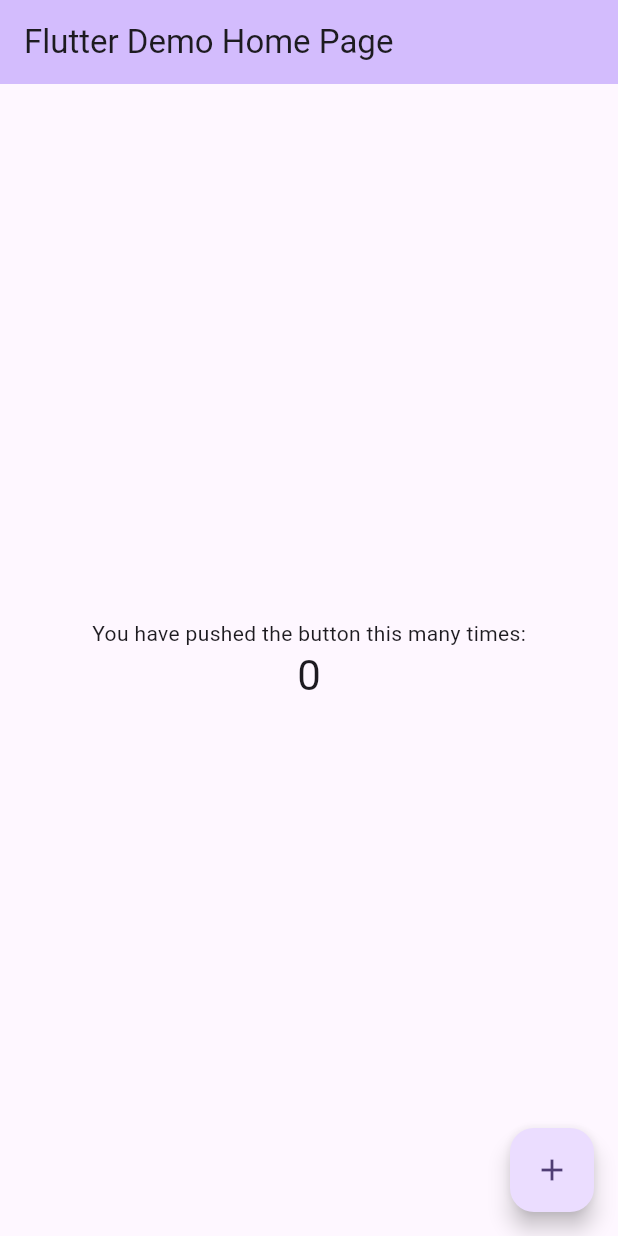
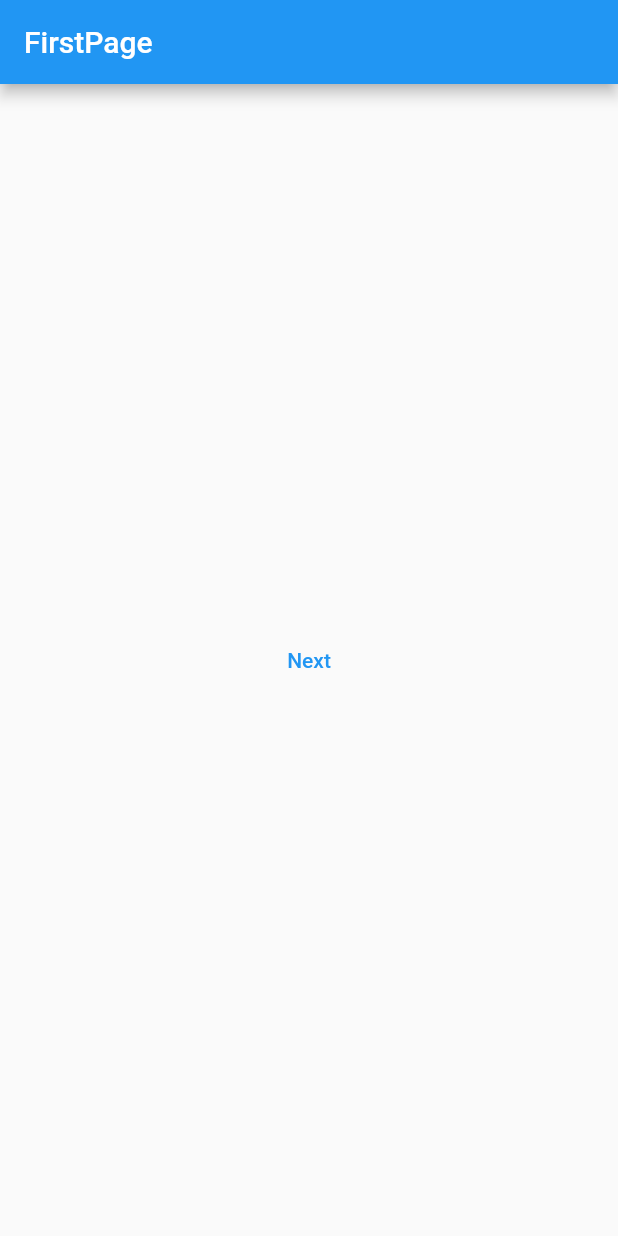
Before and after one commit to nayaksomkar/PearlEnergy, a Flutter app: the screen it shows after launch, on a phone screen of 412 x 824 dp. Run offline on Flutter 3.47's test engine with Material 2 defaults, Android fonts, the phone set to English and light mode, and no system bars.

Commit message:
home_page suppourt added

```diff
--- a/lib/main.dart
+++ b/lib/main.dart
@@ -1,125 +1,23 @@
 import 'package:flutter/material.dart';
+import '../pages/home_page.dart';
+
 
 void main() {
   runApp(const MyApp());
 }
 
 class MyApp extends StatelessWidget {
-  const MyApp({super.key});
+  const MyApp({Key? key}) : super(key: key);
 
   // This widget is the root of your application.
   @override
   Widget build(BuildContext context) {
     return MaterialApp(
-      title: 'Flutter Demo',
+      title: 'Naviation Demo',
       theme: ThemeData(
-        // This is the theme of your application.
-        //
-        // TRY THIS: Try running your application with "flutter run". You'll see
-        // the application has a blue toolbar. Then, without quitting the app,
-        // try changing the seedColor in the colorScheme below to Colors.green
-        // and then invoke "hot reload" (save your changes or press the "hot
-        // reload" button in a Flutter-supported IDE, or press "r" if you used
-        // the command line to start the app).
-        //
-        // Notice that the counter didn't reset back to zero; the application
-        // state is not lost during the reload. To reset the state, use hot
-        // restart instead.
-        //
-        // This works for code too, not just values: Most code changes can be
-        // tested with just a hot reload.
-        colorScheme: ColorScheme.fromSeed(seedColor: Colors.deepPurple),
-        useMaterial3: true,
+        primarySwatch: Colors.blue,
       ),
-      home: const MyHomePage(title: 'Flutter Demo Home Page'),
+      home: const FirstPage(title: 'FirstPage'),
     );
   }
 }
-
-class MyHomePage extends StatefulWidget {
-  const MyHomePage({super.key, required this.title});
-
-  // This widget is the home page of your application. It is stateful, meaning
-  // that it has a State object (defined below) that contains fields that affect
-  // how it looks.
-
-  // This class is the configuration for the state. It holds the values (in this
-  // case the title) provided by the parent (in this case the App widget) and
-  // used by the build method of the State. Fields in a Widget subclass are
-  // always marked "final".
-
-  final String title;
-
-  @override
-  State<MyHomePage> createState() => _MyHomePageState();
-}
-
-class _MyHomePageState extends State<MyHomePage> {
-  int _counter = 0;
-
-  void _incrementCounter() {
-    setState(() {
-      // This call to setState tells the Flutter framework that something has
-      // changed in this State, which causes it to rerun the build method below
-      // so that the display can reflect the updated values. If we changed
-      // _counter without calling setState(), then the build method would not be
-      // called again, and so nothing would appear to happen.
-      _counter++;
-    });
-  }
-
-  @override
-  Widget build(BuildContext context) {
-    // This method is rerun every time setState is called, for instance as done
-    // by the _incrementCounter method above.
-    //
-    // The Flutter framework has been optimized to make rerunning build methods
-    // fast, so that you can just rebuild anything that needs updating rather
-    // than having to individually change instances of widgets.
-    return Scaffold(
-      appBar: AppBar(
-        // TRY THIS: Try changing the color here to a specific color (to
-        // Colors.amber, perhaps?) and trigger a hot reload to see the AppBar
-        // change color while the other colors stay the same.
-        backgroundColor: Theme.of(context).colorScheme.inversePrimary,
-        // Here we take the value from the MyHomePage object that was created by
-        // the App.build method, and use it to set our appbar title.
-        title: Text(widget.title),
-      ),
-      body: Center(
-        // Center is a layout widget. It takes a single child and positions it
-        // in the middle of the parent.
-        child: Column(
-          // Column is also a layout widget. It takes a list of children and
-          // arranges them vertically. By default, it sizes itself to fit its
-          // children horizontally, and tries to be as tall as its parent.
-          //
-          // Column has various properties to control how it sizes itself and
-          // how it positions its children. Here we use mainAxisAlignment to
-          // center the children vertically; the main axis here is the vertical
-          // axis because Columns are vertical (the cross axis would be
-          // horizontal).
-          //
-          // TRY THIS: Invoke "debug painting" (choose the "Toggle Debug Paint"
-          // action in the IDE, or press "p" in the console), to see the
-          // wireframe for each widget.
-          mainAxisAlignment: MainAxisAlignment.center,
-          children: <Widget>[
-            const Text(
-              'You have pushed the button this many times:',
-            ),
-            Text(
-              '$_counter',
-              style: Theme.of(context).textTheme.headlineMedium,
-            ),
-          ],
-        ),
-      ),
-      floatingActionButton: FloatingActionButton(
-        onPressed: _incrementCounter,
-        tooltip: 'Increment',
-        child: const Icon(Icons.add),
-      ), // This trailing comma makes auto-formatting nicer for build methods.
-    );
-  }
-}
--- /dev/null
+++ b/lib/pages/home_page.dart
@@ -0,0 +1,20 @@
+import 'package:flutter/material.dart';
+
+class FirstPage extends StatelessWidget {
+  const FirstPage({Key? key, required this.title}) : super(key: key);
+  final String title;
+  @override
+  Widget build(BuildContext context) {
+    return Scaffold(
+      appBar: AppBar(
+        title: Text(title),
+      ),
+      body: Center(
+        child: TextButton(
+          onPressed: () {},
+          child: const Text('Next'),
+        ),
+      ),
+    );
+  }
+}
```
